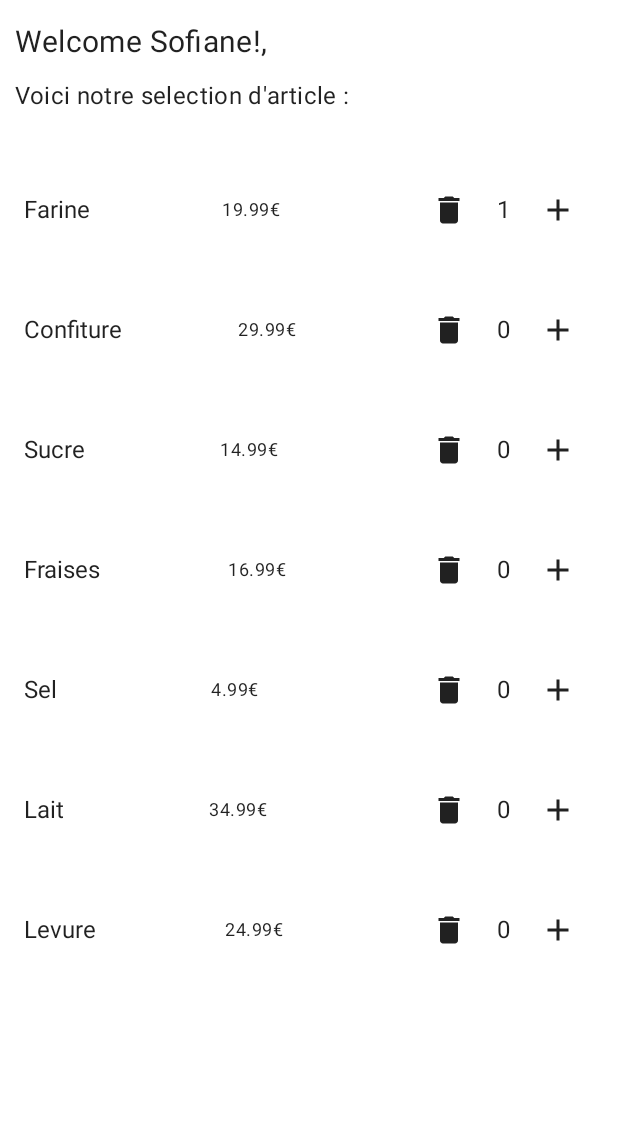
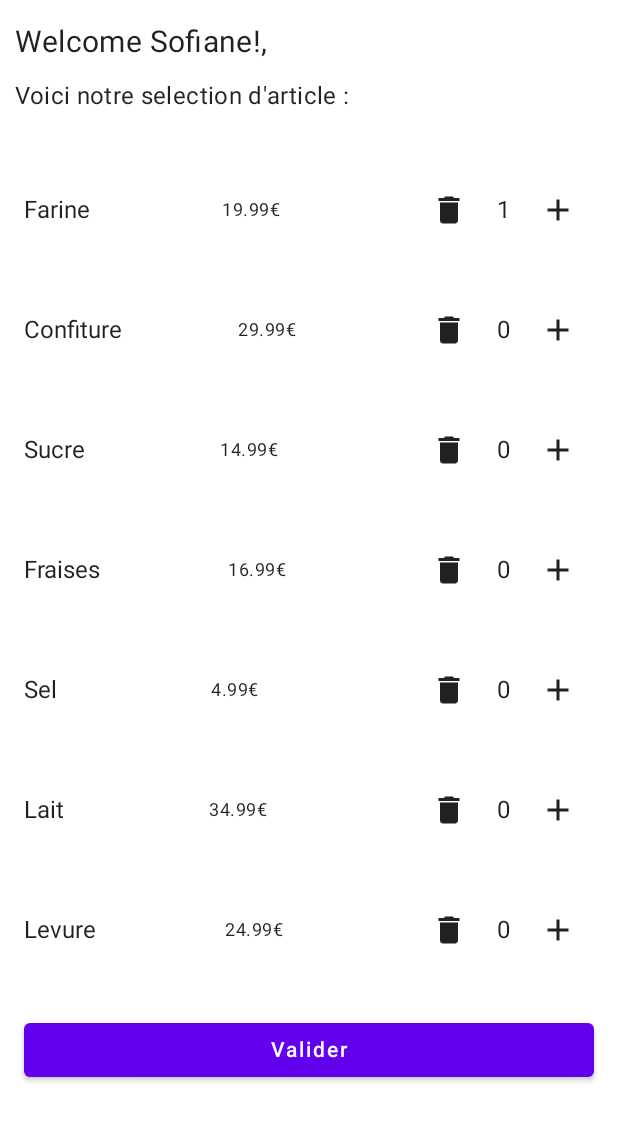
Before and after one commit to Neoblishange/CashManager, an Android app built with Jetpack Compose: the screen it shows after launch (MainActivity), after a tap on "Add", on a phone screen of 412 x 824 dp. Shown: the top 1121 px of the screen. Run offline under Robolectric (Android 15) with nearby library versions, the phone set to English and light mode, and no system bars.

Commit message:
Ajout du boutton valider

```diff
--- a/CashManagerFront/app/src/main/java/com/example/cashmanagerfront/ui/screens/shopPage1.kt
+++ b/CashManagerFront/app/src/main/java/com/example/cashmanagerfront/ui/screens/shopPage1.kt
@@ -4,11 +4,15 @@ import androidx.compose.foundation.background
 import androidx.compose.foundation.layout.Arrangement
 import androidx.compose.foundation.layout.Column
 import androidx.compose.foundation.layout.Row
+import androidx.compose.foundation.layout.Spacer
 import androidx.compose.foundation.layout.fillMaxSize
 import androidx.compose.foundation.layout.fillMaxWidth
 import androidx.compose.foundation.layout.heightIn
 import androidx.compose.foundation.layout.padding
 import androidx.compose.foundation.lazy.LazyColumn
+import androidx.compose.foundation.rememberScrollState
+import androidx.compose.foundation.verticalScroll
+import androidx.compose.material.Button
 import androidx.compose.material.Icon
 import androidx.compose.material.IconButton
 import androidx.compose.material.MaterialTheme
@@ -43,57 +47,73 @@ fun ShopPage1(navController: NavController) {
     ) }
 
     Surface(modifier = Modifier.fillMaxSize()) {
-        Column {
+
+        Column(  modifier = Modifier
+            .fillMaxSize()
+            .verticalScroll(rememberScrollState())
+        )  {
             TitleComponent(
                 welcomeText = "Welcome Sofiane!,",
                 selectArticlesText = "Voici notre selection d'article :"
             )
-            LazyColumn {
-                items(articlesList.size) { index ->
+                for ( article in articlesList) {
                     Row(
                         modifier = Modifier
                             .fillMaxWidth()
                             .background(Color.White)
                             .padding(16.dp),
+
                         horizontalArrangement = Arrangement.SpaceBetween,
                         verticalAlignment = Alignment.CenterVertically
                     ) {
-                        Text(text = articlesList[index].name, style = MaterialTheme.typography.body1)
-                        Text(text = "${articlesList[index].price}" + "€", style = MaterialTheme.typography.caption)
+                        Text(text = article.name, style = MaterialTheme.typography.body1)
+                        Text(text = "${article.price}" + "€", style = MaterialTheme.typography.caption)
 
                         Row(
                             verticalAlignment = Alignment.CenterVertically,
                             horizontalArrangement = Arrangement.spacedBy(8.dp)
                         ) {
                             IconButton(onClick = {
-                                if (index != -1) {
-                                    if (articlesList[index].quantity.value > 0)
-                                    articlesList[index].quantity.value -= 1
-                                }
+                                    if (article.quantity.value > 0)
+                                        article.quantity.value -= 1
+
                             }) {
                                 Icon(imageVector = Icons.Default.Delete, contentDescription = "Remove")
                             }
 
-                            Text(text = "${articlesList[index].quantity.value}")
+                            Text(text = "${article.quantity.value}")
 
                             IconButton(onClick = {
-                                if (index != -1) {
-                                    if (articlesList[index].quantity.value <50)
-                                    articlesList[index].quantity.value += 1
+                                    if (article.quantity.value <50)
+                                        article.quantity.value += 1
 
-                                }
+
                             }) {
                                 Icon(imageVector = Icons.Default.Add, contentDescription = "Add")
                             }
                         }
+
                     }
                 }
+
+            // Ajout du bouton en bas
+            Button(
+                onClick = {
+                },
+                modifier = Modifier
+                    .fillMaxWidth()
+                    .padding(16.dp) ,
+
+            ) {
+                Text("Valider")
             }
 
         }
     }
 
 }
+
+
 
 @Composable
 fun TitleComponent(
```
